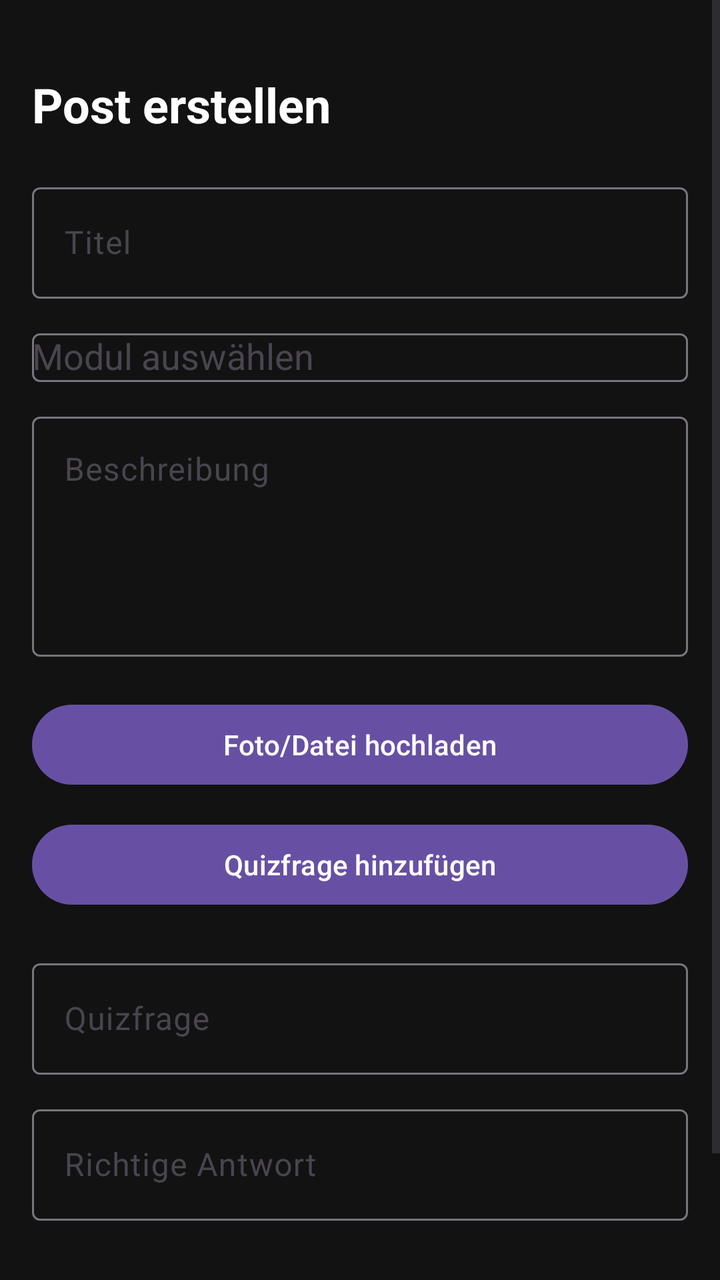
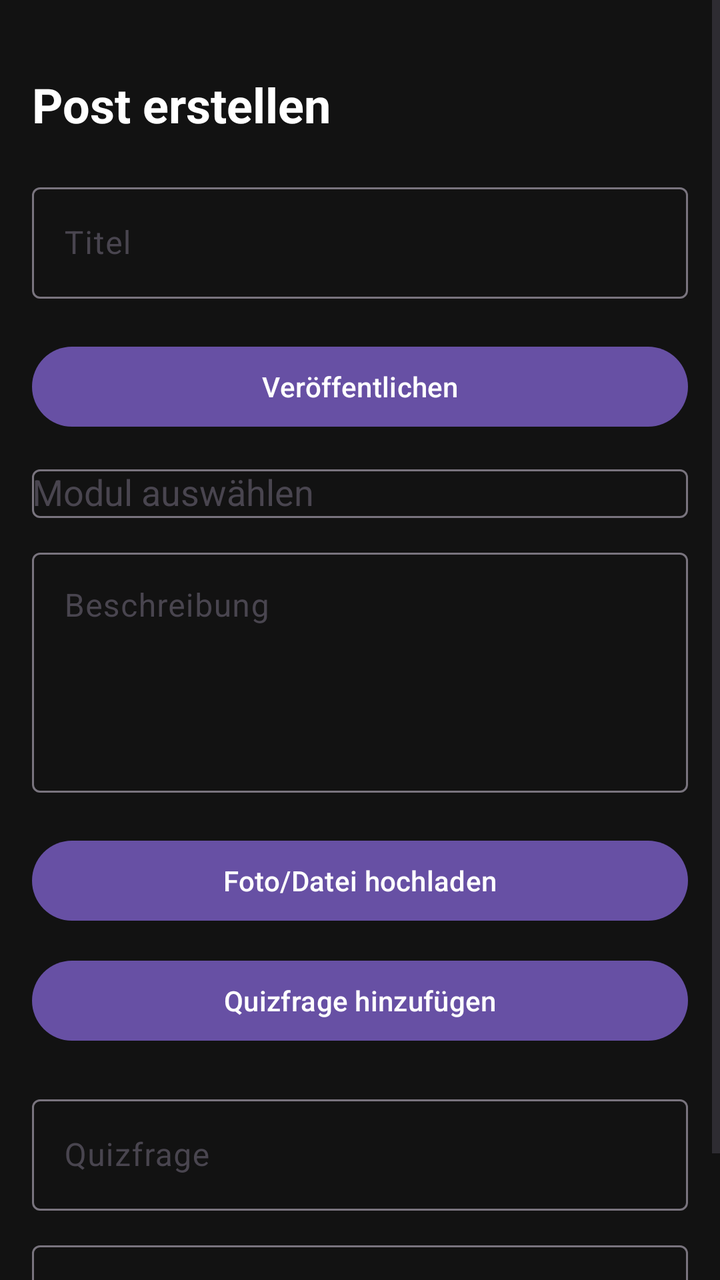

Compare the two renders of this Android layout. The source of the first and the diff that turns it into the second are given below.
<!-- AndroidManifest.xml: application theme Theme.StudyGram -->
<!-- res/layout/fragment_add_post.xml -->
<?xml version="1.0" encoding="utf-8"?>
<ScrollView
    xmlns:android="http://schemas.android.com/apk/res/android"
    xmlns:app="http://schemas.android.com/apk/res-auto"
    android:layout_width="match_parent"
    android:layout_height="match_parent"
    android:fillViewport="true"
    android:background="#121212">

    <LinearLayout
        android:layout_width="match_parent"
        android:layout_height="wrap_content"
        android:orientation="vertical"
        android:padding="16dp"
        android:paddingBottom="120dp">


        <TextView
            android:layout_width="wrap_content"
            android:layout_height="wrap_content"
            android:text="Post erstellen"
            android:textColor="@android:color/white"
            android:textStyle="bold"
            android:textSize="24sp"
            android:layout_marginTop="20dp"
            android:layout_marginBottom="20dp"/>

        <com.google.android.material.textfield.TextInputLayout
            android:layout_width="match_parent"
            android:layout_height="wrap_content">

            <com.google.android.material.textfield.TextInputEditText
                android:id="@+id/etTitle"
                android:layout_width="match_parent"
                android:layout_height="wrap_content"
                android:textColor="@android:color/white"
                android:hint="Titel"/>
        </com.google.android.material.textfield.TextInputLayout>

        <com.google.android.material.textfield.TextInputLayout
            android:layout_width="match_parent"
            android:layout_height="wrap_content"
            android:layout_marginTop="12dp">

            <AutoCompleteTextView
                android:id="@+id/actSubject"
                android:layout_width="match_parent"
                android:layout_height="wrap_content"
                android:textColor="@android:color/white"
                android:hint="Modul auswählen"/>
        </com.google.android.material.textfield.TextInputLayout>

        <com.google.android.material.textfield.TextInputLayout
            android:layout_width="match_parent"
            android:layout_height="wrap_content"
            android:layout_marginTop="12dp">

            <com.google.android.material.textfield.TextInputEditText
                android:id="@+id/etDescription"
                android:layout_width="match_parent"
                android:layout_height="120dp"
                android:gravity="top"
                android:hint="Beschreibung"
                android:textColor="@android:color/white"
                android:inputType="textMultiLine"/>
        </com.google.android.material.textfield.TextInputLayout>

        <Button
            android:id="@+id/btnUpload"
            android:layout_width="match_parent"
            android:layout_height="wrap_content"
            android:text="Foto/Datei hochladen"
            android:layout_marginTop="20dp"/>

        <ImageView
            android:id="@+id/imgPreview"
            android:layout_width="match_parent"
            android:layout_height="220dp"
            android:layout_marginTop="12dp"
            android:adjustViewBounds="true"
            android:scaleType="centerCrop"
            android:visibility="gone"/>


        <Button
            android:id="@+id/btnAddQuestion"
            android:layout_width="match_parent"
            android:layout_height="wrap_content"
            android:text="Quizfrage hinzufügen"
            android:layout_marginTop="12dp"/>

        <com.google.android.material.textfield.TextInputLayout
            android:layout_width="match_parent"
            android:layout_height="wrap_content"
            android:layout_marginTop="20dp">

            <com.google.android.material.textfield.TextInputEditText
                android:id="@+id/etQuestion"
                android:layout_width="match_parent"
                android:layout_height="wrap_content"
                android:textColor="@android:color/white"
                android:hint="Quizfrage"/>
        </com.google.android.material.textfield.TextInputLayout>

        <com.google.android.material.textfield.TextInputLayout
            android:layout_width="match_parent"
            android:layout_height="wrap_content"
            android:layout_marginTop="12dp">

            <com.google.android.material.textfield.TextInputEditText
                android:id="@+id/etAnswer"
                android:layout_width="match_parent"
                android:layout_height="wrap_content"
                android:textColor="@android:color/white"
                android:hint="Richtige Antwort"/>
        </com.google.android.material.textfield.TextInputLayout>

        <androidx.recyclerview.widget.RecyclerView
            android:id="@+id/rvQuestions"
            android:layout_width="match_parent"
            android:layout_height="wrap_content"
            android:layout_marginTop="16dp"
            android:nestedScrollingEnabled="false"/>
        <Button
            android:id="@+id/btnPublish"
            android:layout_width="match_parent"
            android:layout_height="wrap_content"
            android:text="Veröffentlichen"
            android:layout_marginTop="20dp"/>

    </LinearLayout>

</ScrollView>
<!-- resources referenced by this layout -->
<resources>
  <style name="Theme.StudyGram" parent="Base.Theme.StudyGram" />
  <style name="Base.Theme.StudyGram" parent="Theme.Material3.DayNight.NoActionBar">
          
          
      </style>
</resources>

<!-- the commit's change to res/layout/fragment_add_post.xml (unified diff, before → after) -->
@@ -28,6 +28,13 @@
         <com.google.android.material.textfield.TextInputLayout
             android:layout_width="match_parent"
             android:layout_height="wrap_content">
+
+            <Button
+                android:id="@+id/btnPublish"
+                android:layout_width="match_parent"
+                android:layout_height="wrap_content"
+                android:text="Veröffentlichen"
+                android:layout_marginTop="20dp"/>
 
             <com.google.android.material.textfield.TextInputEditText
                 android:id="@+id/etTitle"
@@ -121,12 +128,7 @@
             android:layout_height="wrap_content"
             android:layout_marginTop="16dp"
             android:nestedScrollingEnabled="false"/>
-        <Button
-            android:id="@+id/btnPublish"
-            android:layout_width="match_parent"
-            android:layout_height="wrap_content"
-            android:text="Veröffentlichen"
-            android:layout_marginTop="20dp"/>
+
 
     </LinearLayout>
 
